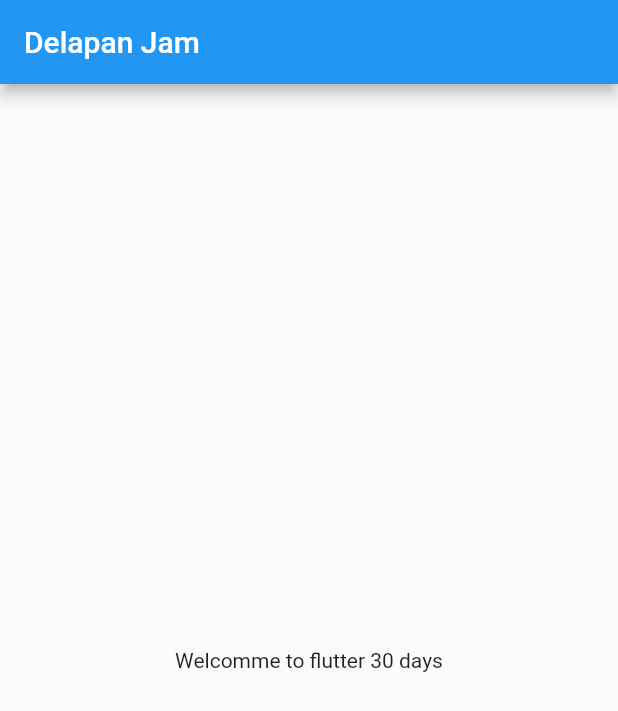
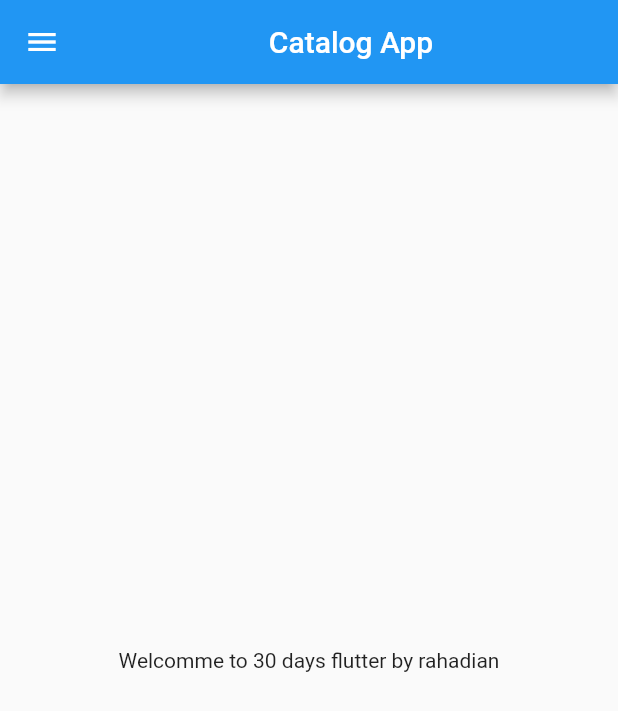
Before and after one commit to rahadians/cataloge_app, a Flutter app: the screen it shows after launch, on a phone screen of 412 x 824 dp. Shown: the top 711 px of the screen. Run offline on Flutter 3.47's test engine with Material 2 defaults, Android fonts, the phone set to English and light mode, and no system bars.

Commit message:
days 2 complete

```diff
--- /dev/null
+++ b/lib/home_page.dart
@@ -0,0 +1,23 @@
+import 'package:flutter/material.dart';
+
+class HomePage extends StatelessWidget {
+  // const HomePage({Key? key}) : super(key: key);
+
+  final int days = 30;
+  final String name = "rahadian";
+
+  @override
+  Widget build(BuildContext context) {
+    return Scaffold(
+      appBar: AppBar(
+        title: Center(child: Text("Catalog App")),
+      ),
+      body: Center(
+        child: Container(
+          child: Text("Welcomme to $days days flutter by ${name}"),
+        ),
+      ),
+      drawer: Drawer(),
+    );
+  }
+}
--- a/lib/main.dart
+++ b/lib/main.dart
@@ -1,26 +1,18 @@
 import 'package:flutter/material.dart';
+import 'package:catalogdelapan/home_page.dart';
 
 void main() {
   runApp(MyApp());
 }
 
-class  MyApp extends StatelessWidget {
+class MyApp extends StatelessWidget {
   // const ({Key? key}) : super(key: key);
 
   @override
   Widget build(BuildContext context) {
     return MaterialApp(
-    home: Scaffold(
-      appBar: AppBar(title: Text("Delapan Jam"),
-      ),
-          body: Center(
-            child: Container(
-              child: Text("Welcomme to flutter 30 days"),
-
-    ),
-          ),
-
-    ),
+      debugShowCheckedModeBanner: false,
+      home: HomePage(),
     );
   }
 }
--- a/pubspec.yaml
+++ b/pubspec.yaml
@@ -28,6 +28,7 @@ dependencies:
   # The following adds the Cupertino Icons font to your application.
   # Use with the CupertinoIcons class for iOS style icons.
   cupertino_icons: ^1.0.2
+  flutter_bloc: ^7.1.0
 
 dev_dependencies:
   flutter_test:
```
Also changed, not shown: pubspec.lock.
